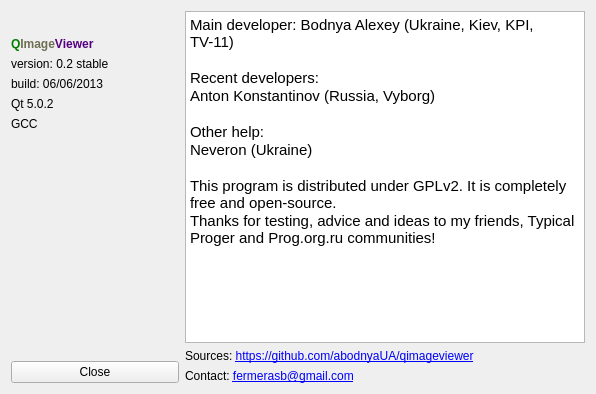
Qt form src/aboutform.ui (abodnyaUA/qimageviewer) before a commit.
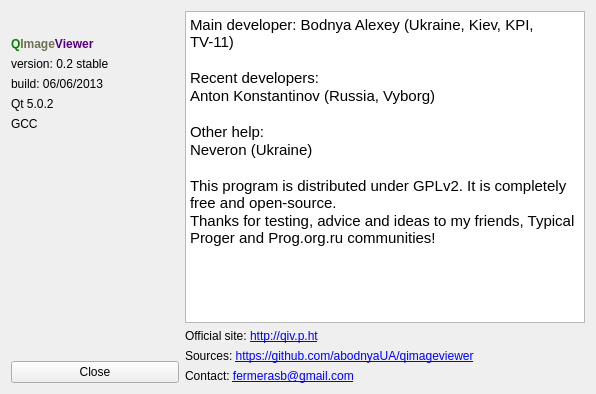
The same form after that commit. Icons and pictures are not drawn.

```diff
--- a/src/aboutform.ui
+++ b/src/aboutform.ui
@@ -163,17 +163,30 @@
         <string>&lt;!DOCTYPE HTML PUBLIC &quot;-//W3C//DTD HTML 4.0//EN&quot; &quot;http://www.w3.org/TR/REC-html40/strict.dtd&quot;&gt;
 &lt;html&gt;&lt;head&gt;&lt;meta name=&quot;qrichtext&quot; content=&quot;1&quot; /&gt;&lt;style type=&quot;text/css&quot;&gt;
 p, li { white-space: pre-wrap; }
-&lt;/style&gt;&lt;/head&gt;&lt;body style=&quot; font-family:'Cantarell'; font-size:11pt; font-weight:400; font-style:normal;&quot;&gt;
-&lt;p style=&quot; margin-top:0px; margin-bottom:0px; margin-left:0px; margin-right:0px; -qt-block-indent:0; text-indent:0px;&quot;&gt;&lt;span style=&quot; font-family:'Ubuntu';&quot;&gt;Main developer: Bodnya Alexey (Ukraine, Kiev, KPI, TV-11)&lt;/span&gt;&lt;/p&gt;
-&lt;p style=&quot;-qt-paragraph-type:empty; margin-top:0px; margin-bottom:0px; margin-left:0px; margin-right:0px; -qt-block-indent:0; text-indent:0px; font-family:'Ubuntu';&quot;&gt;&lt;br /&gt;&lt;/p&gt;
-&lt;p style=&quot; margin-top:0px; margin-bottom:0px; margin-left:0px; margin-right:0px; -qt-block-indent:0; text-indent:0px;&quot;&gt;&lt;span style=&quot; font-family:'Ubuntu';&quot;&gt;Recent developers:&lt;/span&gt;&lt;/p&gt;
-&lt;p style=&quot; margin-top:0px; margin-bottom:0px; margin-left:0px; margin-right:0px; -qt-block-indent:0; text-indent:0px;&quot;&gt;&lt;span style=&quot; font-family:'Ubuntu';&quot;&gt;Anton Konstantinov (Russia, Vyborg)&lt;/span&gt;&lt;/p&gt;
-&lt;p style=&quot;-qt-paragraph-type:empty; margin-top:0px; margin-bottom:0px; margin-left:0px; margin-right:0px; -qt-block-indent:0; text-indent:0px; font-family:'Ubuntu';&quot;&gt;&lt;br /&gt;&lt;/p&gt;
-&lt;p style=&quot; margin-top:0px; margin-bottom:0px; margin-left:0px; margin-right:0px; -qt-block-indent:0; text-indent:0px;&quot;&gt;&lt;span style=&quot; font-family:'Ubuntu';&quot;&gt;Other help:&lt;/span&gt;&lt;/p&gt;
-&lt;p style=&quot; margin-top:0px; margin-bottom:0px; margin-left:0px; margin-right:0px; -qt-block-indent:0; text-indent:0px;&quot;&gt;&lt;span style=&quot; font-family:'Ubuntu';&quot;&gt;Neveron (Ukraine)&lt;/span&gt;&lt;/p&gt;
-&lt;p style=&quot;-qt-paragraph-type:empty; margin-top:0px; margin-bottom:0px; margin-left:0px; margin-right:0px; -qt-block-indent:0; text-indent:0px; font-family:'Ubuntu';&quot;&gt;&lt;br /&gt;&lt;/p&gt;
-&lt;p style=&quot; margin-top:0px; margin-bottom:0px; margin-left:0px; margin-right:0px; -qt-block-indent:0; text-indent:0px;&quot;&gt;&lt;span style=&quot; font-family:'Ubuntu';&quot;&gt;This program is distributed under GPLv2. It is completely free and open-source.&lt;/span&gt;&lt;/p&gt;
-&lt;p style=&quot; margin-top:0px; margin-bottom:0px; margin-left:0px; margin-right:0px; -qt-block-indent:0; text-indent:0px;&quot;&gt;&lt;span style=&quot; font-family:'Ubuntu';&quot;&gt;Thanks for testing, advice and ideas to my friends, Typical Proger and Prog.org.ru communities!&lt;/span&gt;&lt;/p&gt;&lt;/body&gt;&lt;/html&gt;</string>
+&lt;/style&gt;&lt;/head&gt;&lt;body style=&quot; font-family:'MS Shell Dlg 2'; font-size:8.25pt; font-weight:400; font-style:normal;&quot;&gt;
+&lt;p style=&quot; margin-top:0px; margin-bottom:0px; margin-left:0px; margin-right:0px; -qt-block-indent:0; text-indent:0px;&quot;&gt;&lt;span style=&quot; font-family:'Ubuntu'; font-size:11pt;&quot;&gt;Main developer: Bodnya Alexey (Ukraine, Kiev, KPI, TV-11)&lt;/span&gt;&lt;/p&gt;
+&lt;p style=&quot;-qt-paragraph-type:empty; margin-top:0px; margin-bottom:0px; margin-left:0px; margin-right:0px; -qt-block-indent:0; text-indent:0px; font-family:'Ubuntu'; font-size:11pt;&quot;&gt;&lt;br /&gt;&lt;/p&gt;
+&lt;p style=&quot; margin-top:0px; margin-bottom:0px; margin-left:0px; margin-right:0px; -qt-block-indent:0; text-indent:0px;&quot;&gt;&lt;span style=&quot; font-family:'Ubuntu'; font-size:11pt;&quot;&gt;Recent developers:&lt;/span&gt;&lt;/p&gt;
+&lt;p style=&quot; margin-top:0px; margin-bottom:0px; margin-left:0px; margin-right:0px; -qt-block-indent:0; text-indent:0px;&quot;&gt;&lt;span style=&quot; font-family:'Ubuntu'; font-size:11pt;&quot;&gt;Anton Konstantinov (Russia, Vyborg)&lt;/span&gt;&lt;/p&gt;
+&lt;p style=&quot;-qt-paragraph-type:empty; margin-top:0px; margin-bottom:0px; margin-left:0px; margin-right:0px; -qt-block-indent:0; text-indent:0px; font-family:'Ubuntu'; font-size:11pt;&quot;&gt;&lt;br /&gt;&lt;/p&gt;
+&lt;p style=&quot; margin-top:0px; margin-bottom:0px; margin-left:0px; margin-right:0px; -qt-block-indent:0; text-indent:0px;&quot;&gt;&lt;span style=&quot; font-family:'Ubuntu'; font-size:11pt;&quot;&gt;Other help:&lt;/span&gt;&lt;/p&gt;
+&lt;p style=&quot; margin-top:0px; margin-bottom:0px; margin-left:0px; margin-right:0px; -qt-block-indent:0; text-indent:0px;&quot;&gt;&lt;span style=&quot; font-family:'Ubuntu'; font-size:11pt;&quot;&gt;Neveron (Ukraine)&lt;/span&gt;&lt;/p&gt;
+&lt;p style=&quot;-qt-paragraph-type:empty; margin-top:0px; margin-bottom:0px; margin-left:0px; margin-right:0px; -qt-block-indent:0; text-indent:0px; font-family:'Ubuntu'; font-size:11pt;&quot;&gt;&lt;br /&gt;&lt;/p&gt;
+&lt;p style=&quot; margin-top:0px; margin-bottom:0px; margin-left:0px; margin-right:0px; -qt-block-indent:0; text-indent:0px;&quot;&gt;&lt;span style=&quot; font-family:'Ubuntu'; font-size:11pt;&quot;&gt;This program is distributed under GPLv2. It is completely free and open-source.&lt;/span&gt;&lt;/p&gt;
+&lt;p style=&quot; margin-top:0px; margin-bottom:0px; margin-left:0px; margin-right:0px; -qt-block-indent:0; text-indent:0px;&quot;&gt;&lt;span style=&quot; font-family:'Ubuntu'; font-size:11pt;&quot;&gt;Thanks for testing, advice and ideas to my friends, Typical Proger and Prog.org.ru communities!&lt;/span&gt;&lt;/p&gt;&lt;/body&gt;&lt;/html&gt;</string>
+       </property>
+      </widget>
+     </item>
+     <item>
+      <widget class="QLabel" name="label_3">
+       <property name="text">
+        <string>&lt;html&gt;&lt;head/&gt;&lt;body&gt;&lt;p&gt;Official site: &lt;a href=&quot;http://qiv.p.ht&quot;&gt;&lt;span style=&quot; text-decoration: underline; color:#0000ff;&quot;&gt;http://qiv.p.ht&lt;/span&gt;&lt;/a&gt;&lt;/p&gt;&lt;/body&gt;&lt;/html&gt;</string>
+       </property>
+       <property name="textFormat">
+        <enum>Qt::RichText</enum>
+       </property>
+       <property name="openExternalLinks">
+        <bool>true</bool>
        </property>
       </widget>
      </item>
```
